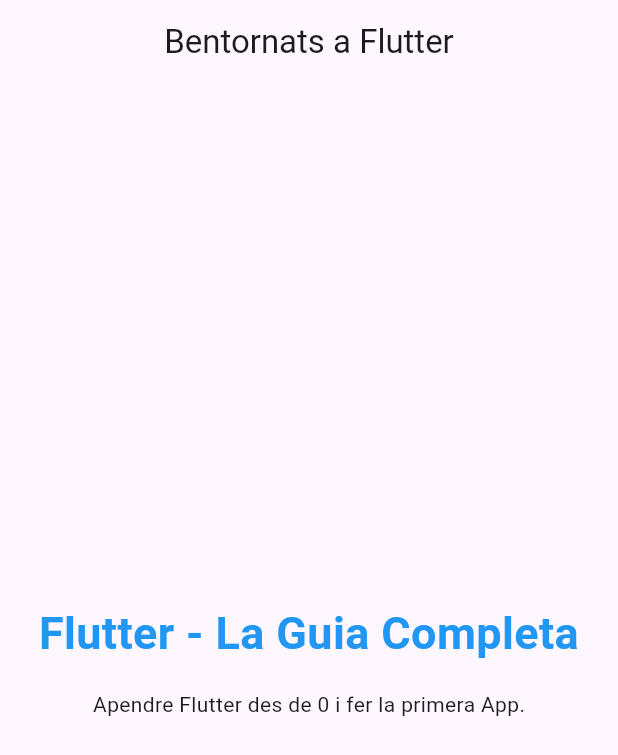
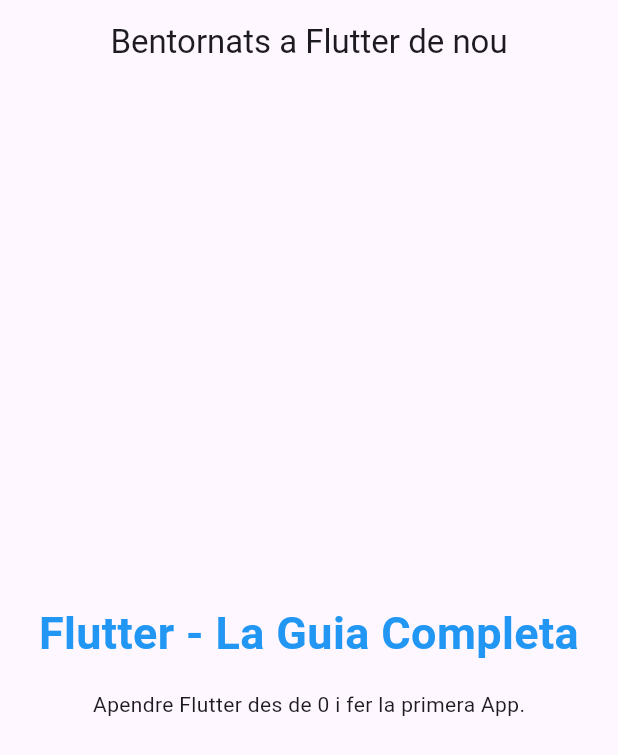
Before and after one commit to DavidCastelloBatet/prova-flutter-idx, a Flutter app: the screen it shows after launch, on a phone screen of 412 x 824 dp. Shown: the top 755 px of the screen. Run offline on Flutter 3.47's test engine with Material 3 defaults, Android fonts, the phone set to English and light mode, and no system bars.

Commit message:
Prova nou entorn de treball

```diff
--- a/lib/main.dart
+++ b/lib/main.dart
@@ -19,7 +19,7 @@ class MyApp extends StatelessWidget {
       theme: ThemeData(useMaterial3: true),
       home: Scaffold(
         appBar: AppBar(
-          title: const Text('Bentornats a Flutter'),
+          title: const Text('Bentornats a Flutter de nou'),
           centerTitle: true,
         ),
         body: Container(
```
